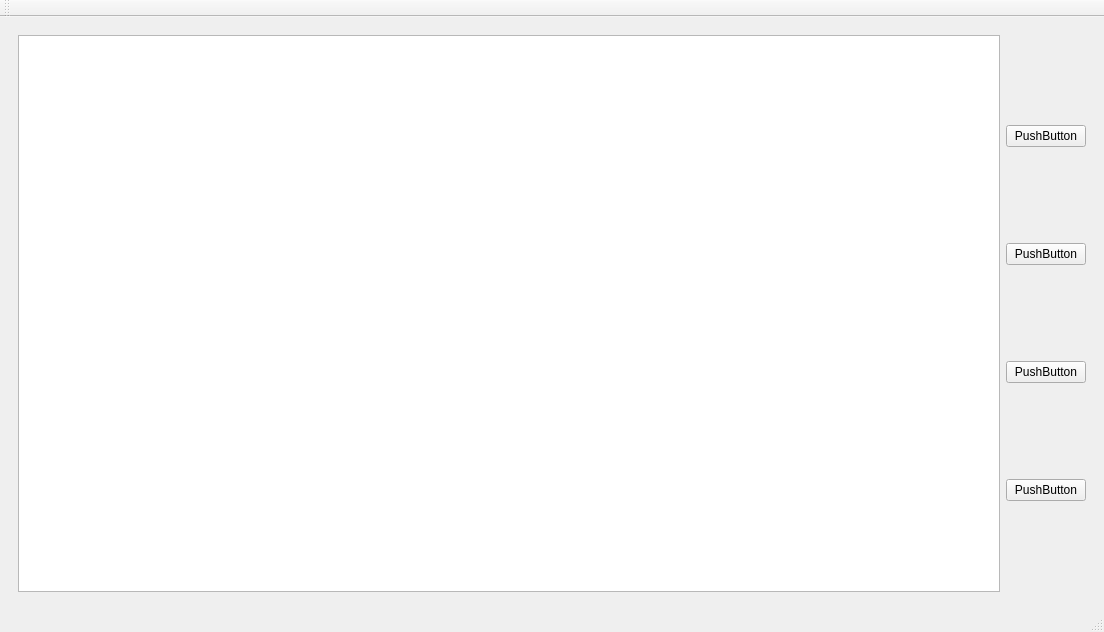
This is mainwindow.ui in Matvey-Makaro/DBMS-Library as Qt 5 draws it before an edit. The edited form follows.
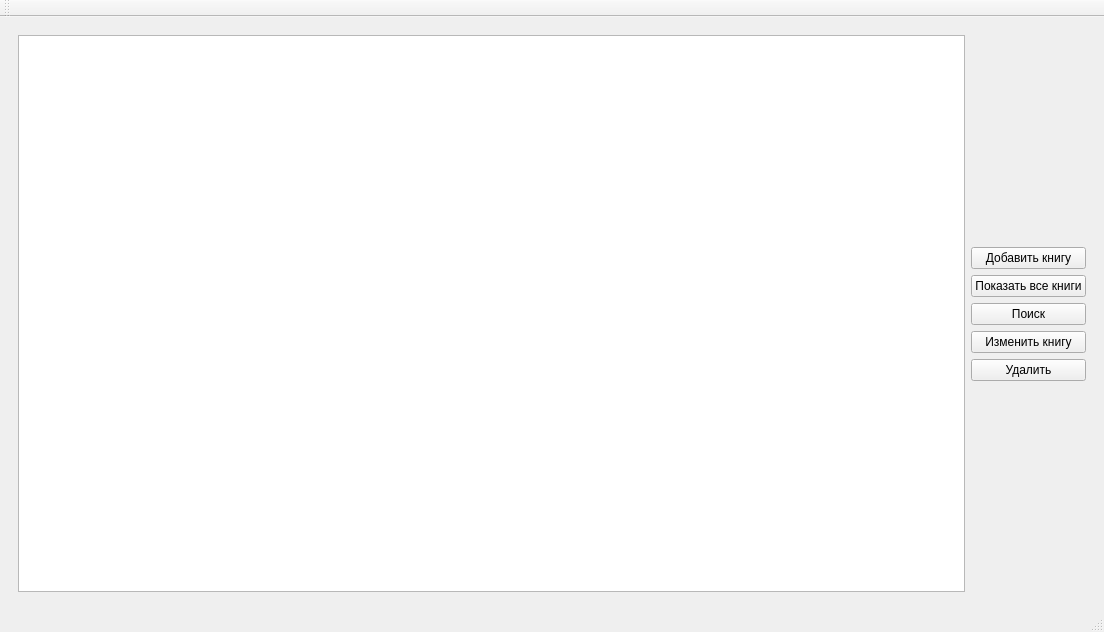
This is the edited form. The open tabs and pages were chosen to show the change.

Commit message: Add work_with_books_for_librarian.

What changed in the file:
```diff
--- a/mainwindow.ui
+++ b/mainwindow.ui
@@ -693,29 +693,93 @@
           <property name="leftMargin">
            <number>0</number>
           </property>
+          <item>
+           <spacer name="verticalSpacer_9">
+            <property name="orientation">
+             <enum>Qt::Vertical</enum>
+            </property>
+            <property name="sizeHint" stdset="0">
+             <size>
+              <width>20</width>
+              <height>40</height>
+             </size>
+            </property>
+           </spacer>
+          </item>
           <item>
            <widget class="QPushButton" name="pushButton_3">
             <property name="text">
-             <string>PushButton</string>
+             <string>Добавить книгу</string>
             </property>
            </widget>
           </item>
           <item>
            <widget class="QPushButton" name="pushButton_5">
             <property name="text">
-             <string>PushButton</string>
+             <string>Показать все книги</string>
             </property>
            </widget>
           </item>
           <item>
            <widget class="QPushButton" name="pushButton_4">
             <property name="text">
-             <string>PushButton</string>
+             <string>Поиск</string>
             </property>
            </widget>
           </item>
           <item>
            <widget class="QPushButton" name="pushButton_2">
+            <property name="text">
+             <string>Изменить книгу</string>
+            </property>
+           </widget>
+          </item>
+          <item>
+           <widget class="QPushButton" name="pushButton_16">
+            <property name="text">
+             <string>Удалить</string>
+            </property>
+           </widget>
+          </item>
+          <item>
+           <spacer name="verticalSpacer_10">
+            <property name="orientation">
+             <enum>Qt::Vertical</enum>
+            </property>
+            <property name="sizeHint" stdset="0">
+             <size>
+              <width>20</width>
+              <height>40</height>
+             </size>
+            </property>
+           </spacer>
+          </item>
+         </layout>
+        </item>
+       </layout>
+      </widget>
+      <widget class="QWidget" name="work_with_readers_for_librarian">
+       <layout class="QHBoxLayout" name="horizontalLayout_26">
+        <item>
+         <widget class="QTableView" name="tableView"/>
+        </item>
+        <item>
+         <layout class="QVBoxLayout" name="verticalLayout_4">
+          <property name="sizeConstraint">
+           <enum>QLayout::SetDefaultConstraint</enum>
+          </property>
+          <property name="leftMargin">
+           <number>0</number>
+          </property>
+          <item>
+           <widget class="QPushButton" name="pushButton_18">
+            <property name="text">
+             <string>Добавить читателя</string>
+            </property>
+           </widget>
+          </item>
+          <item>
+           <widget class="QPushButton" name="pushButton_17">
             <property name="text">
              <string>PushButton</string>
             </property>
```
Left out of the diff: 4 changed lines with no effect on the pictures.
